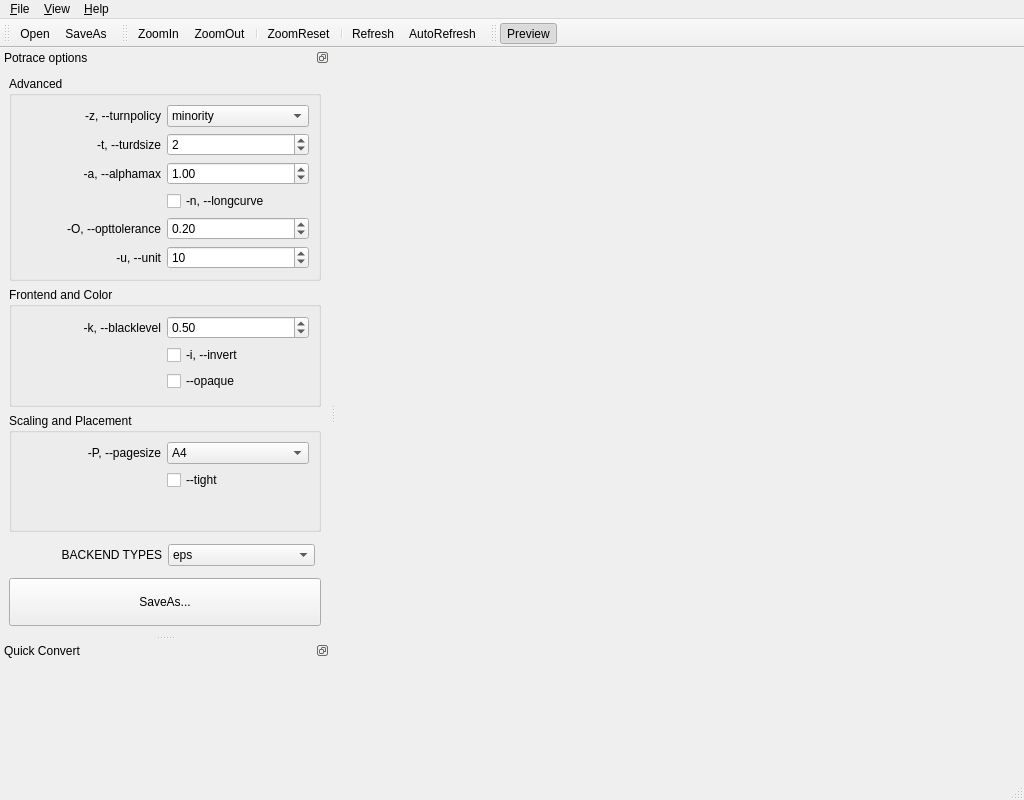
The window that ui/MainWindow.ui (MizunagiKB/potrace_gui) describes before a commit, drawn with Qt 5.
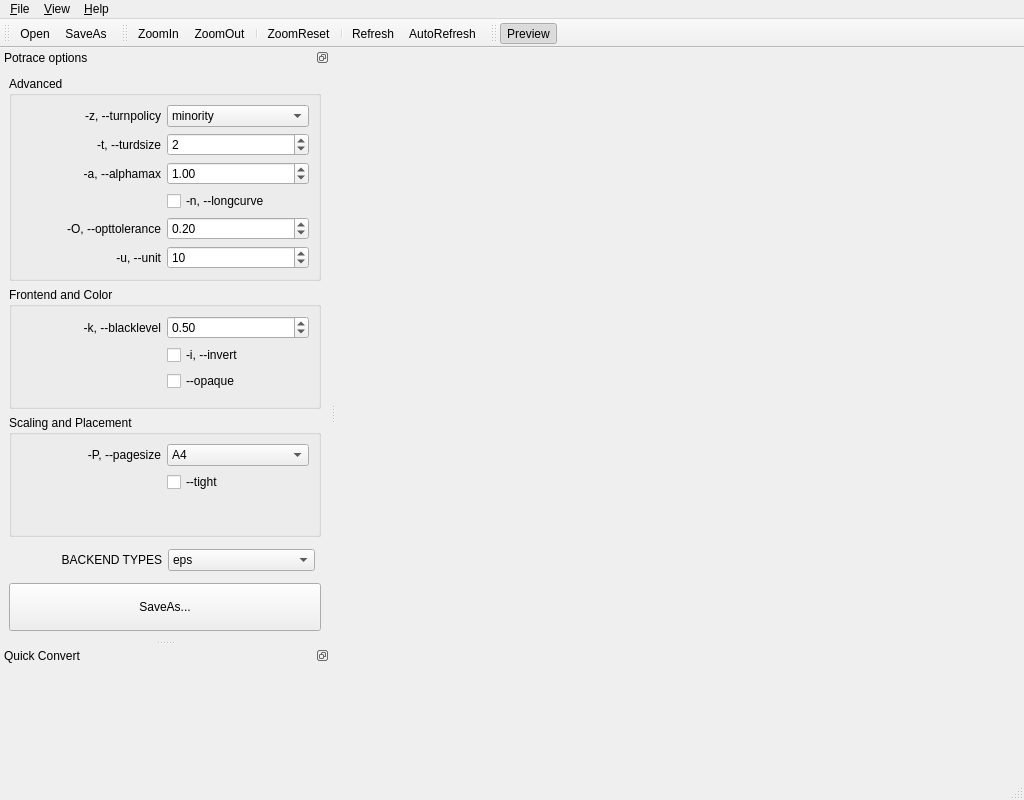
The same window after the commit. Icons and pictures are not drawn.

Commit message: Fixed to work with closed menu.

Patch:
```diff
--- a/ui/MainWindow.ui
+++ b/ui/MainWindow.ui
@@ -99,7 +99,7 @@
    <property name="minimumSize">
     <size>
      <width>330</width>
-     <height>540</height>
+     <height>574</height>
     </size>
    </property>
    <property name="maximumSize">
```
Left out of the diff: 20 changed lines with no effect on the pictures. The commit also changes 1 other file.
